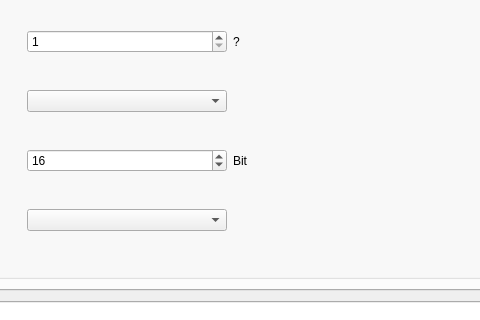
This is plugins/record/RecordDlg.ui in KDE/kwave as Qt 5 draws it before an edit; both pictures show x 117 to 597 and y 137 to 457 of the 738 by 586 pixel window. The edited form follows.
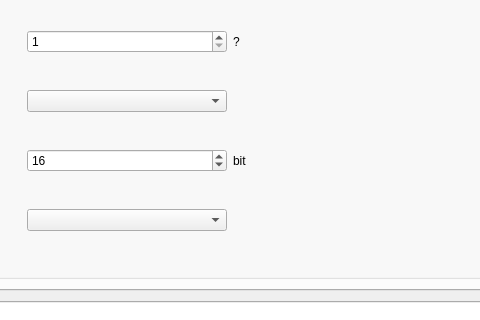
This is the edited form. The open tabs and pages were chosen to show the change. Custom widgets are drawn as their Qt base class.

```diff
--- a/plugins/record/RecordDlg.ui
+++ b/plugins/record/RecordDlg.ui
@@ -943,7 +943,7 @@
                <item>
                 <widget class="QLabel" name="lblBits">
                  <property name="text">
-                  <string>Bit</string>
+                  <string>bit</string>
                  </property>
                  <property name="wordWrap">
                   <bool>false</bool>
```
